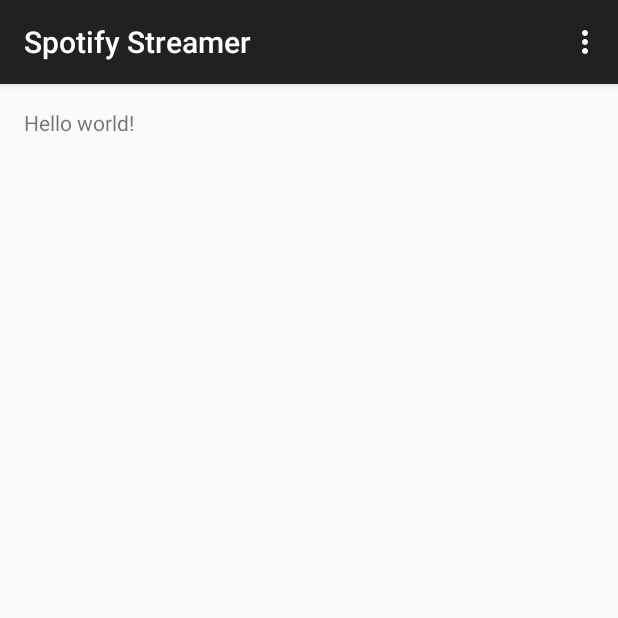
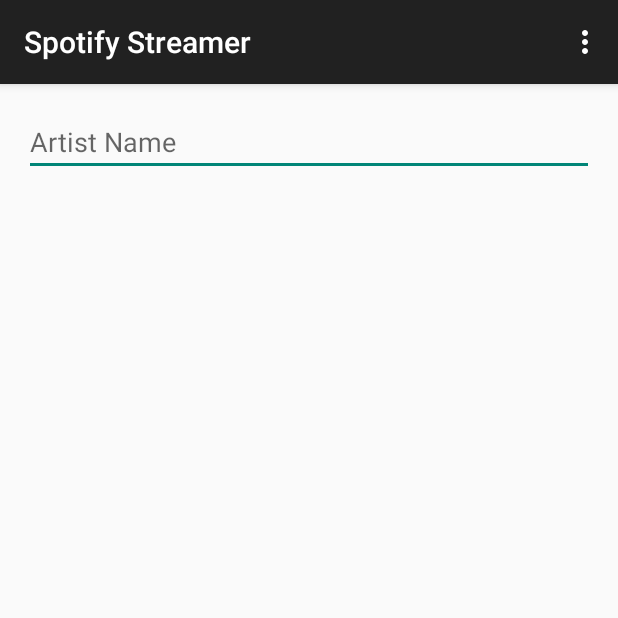
Before and after one commit to FreiB/Spotify_Streamer, an Android app: the screen it shows after launch (MainActivity), on a phone screen of 412 x 824 dp, the top half of it. Run offline under Robolectric (Android 15) with nearby library versions, the phone set to English and light mode, and no system bars.

Commit message:
Main layout

```diff
--- a/app/src/main/res/layout/fragment_main.xml
+++ b/app/src/main/res/layout/fragment_main.xml
@@ -9,7 +9,14 @@
     android:paddingBottom="@dimen/activity_vertical_margin"
     tools:context=".MainActivityFragment">
 
-    <TextView android:text="@string/hello_world" android:layout_width="wrap_content"
-        android:layout_height="wrap_content" />
+    <EditText android:layout_width="fill_parent"
+        android:layout_height="wrap_content"
+        android:id="@+id/EditTextSearch"
+        android:hint="@string/edit_text_search_hint" />
+
+    <ScrollView
+        android:layout_width="fill_parent"
+        android:layout_height="fill_parent"
+        android:id="@+id/ScrollViewArtists"/>
 
 </LinearLayout>
--- a/app/src/main/res/values/strings.xml
+++ b/app/src/main/res/values/strings.xml
@@ -2,4 +2,6 @@
     <string name="app_name">Spotify Streamer</string>
     <string name="hello_world">Hello world!</string>
     <string name="action_settings">Settings</string>
+
+    <string name="edit_text_search_hint">Artist Name</string>
 </resources>
```
Also changed, not shown: app/src/main/res/layout/activity_main.xml (+6 -3 lines).
